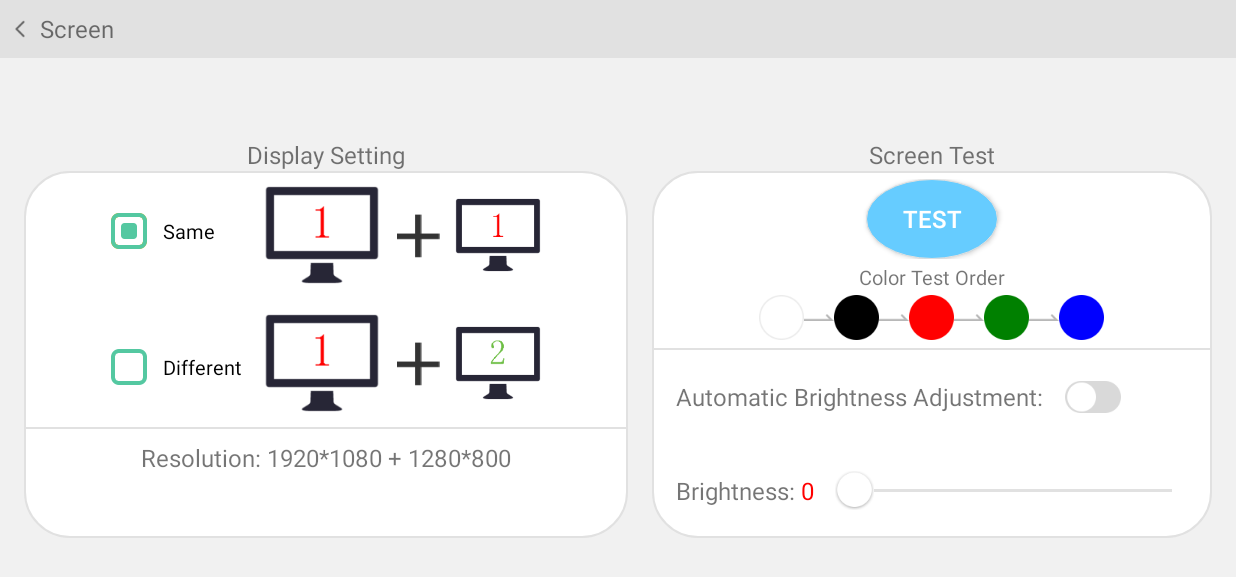
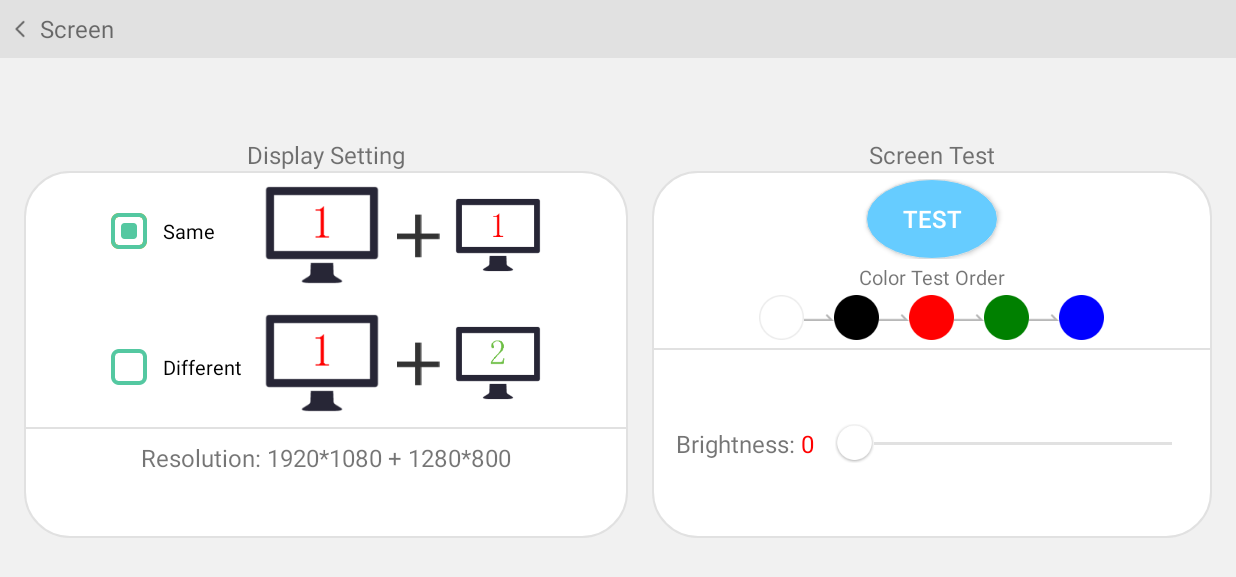
Before and after one commit to chen511797015/HardWareDemo, an Android app: the screen it shows after launch (ScreenActivity), after a tap on "Screen", on a phone screen of 824 x 412 dp (held sideways). Shown: the top 577 px of the screen. Run offline under Robolectric (Android 15) with nearby library versions, the phone set to English and light mode, and no system bars; our stand-ins replace ButterKnife; libraries missing offline, so code that uses them is left out: com.orhanobut.logger; 2 statements that could not run were skipped.

Commit message:
优化:去掉屏幕测试界面自动感光控件

```diff
--- a/app/src/main/res/layout/activity_screen.xml
+++ b/app/src/main/res/layout/activity_screen.xml
@@ -349,7 +349,8 @@
                         android:layout_marginLeft="@dimen/dp30"
                         android:layout_weight="1"
                         android:gravity="center_vertical"
-                        android:orientation="horizontal">
+                        android:orientation="horizontal"
+                        android:visibility="gone">
 
                         <TextView
                             android:layout_width="wrap_content"
```
